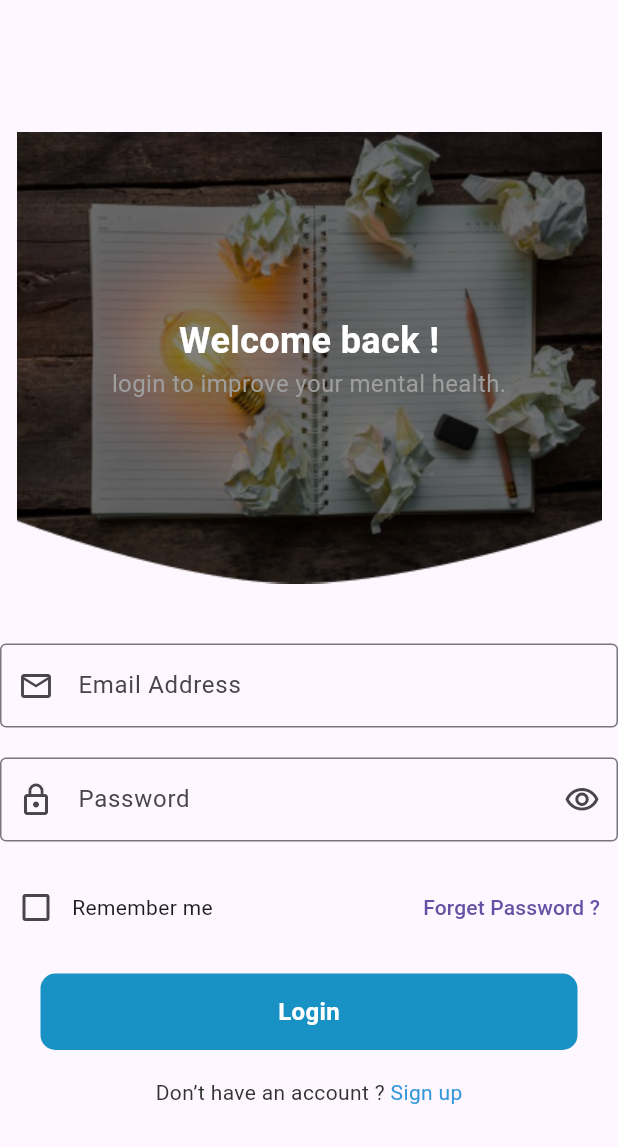
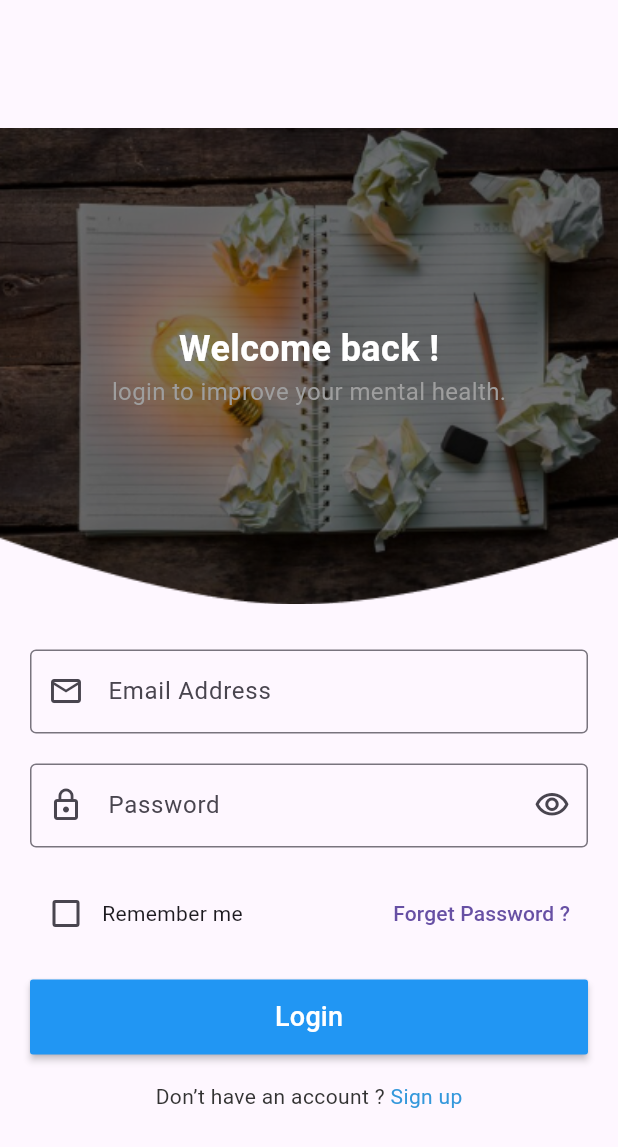
Before and after one commit to ziad-ezzat/Temp, a Flutter app: the LoginScreen screen opened directly, on a phone screen of 412 x 824 dp. Shown: the top 1147 px of the screen. Run offline on Flutter 3.47's test engine with Material 3 defaults, Android fonts, the light colour scheme and no system bars.

Commit message:
edit in onBOarding and login all work

```diff
--- /dev/null
+++ b/lib/Views/Components/login_dontHave_acc.dart
@@ -0,0 +1,46 @@
+import 'package:flutter/material.dart';
+
+Widget buildRowDonHaveAcc(BuildContext context) {
+  return const Row(
+    mainAxisAlignment: MainAxisAlignment.center,
+    children: [
+      Text.rich(
+        TextSpan(
+          children: [
+            TextSpan(
+              text: 'Don’t have an account ?',
+              style: TextStyle(
+                color: Color(0xFF333333),
+                fontSize: 14,
+                fontFamily: 'Roboto',
+                fontWeight: FontWeight.w400,
+                height: 0,
+              ),
+            ),
+            TextSpan(
+              text: ' ',
+              style: TextStyle(
+                color: Color(0xFF2196F3),
+                fontSize: 14,
+                fontFamily: 'Roboto',
+                fontWeight: FontWeight.w400,
+                height: 0,
+              ),
+            ),
+            TextSpan(
+              text: 'Sign up',
+              style: TextStyle(
+                color: Color(0xFF3498DB),
+                fontSize: 14,
+                fontFamily: 'Roboto',
+                fontWeight: FontWeight.w400,
+                height: 0,
+              ),
+            ),
+          ],
+        ),
+        textAlign: TextAlign.center,
+      ),
+    ],
+  );
+}
--- /dev/null
+++ b/lib/Views/Components/login_welcome.dart
@@ -0,0 +1,34 @@
+import 'package:flutter/material.dart';
+
+Widget buildWelcome() {
+  return const Stack(
+    alignment: Alignment.center,
+    children: [
+      Image(
+        image: AssetImage('assets/images/Login.png'),
+        width: double.infinity,
+        fit: BoxFit.cover,
+      ),
+      Column(
+        mainAxisAlignment: MainAxisAlignment.center,
+        children: [
+          Text(
+            'Welcome back !',
+            style: TextStyle(
+              fontSize: 24,
+              fontWeight: FontWeight.bold,
+              color: Colors.white,
+            ),
+          ),
+          Text(
+            'login to improve your mental health.',
+            style: TextStyle(
+              fontSize: 16,
+              color: Colors.grey,
+            ),
+          ),
+        ],
+      ),
+    ],
+  );
+}
--- /dev/null
+++ b/lib/Views/Pages/login_screen.dart
@@ -0,0 +1,145 @@
+import 'package:flutter/material.dart';
+import 'package:gr_project/Views/Components/login_formField.dart';
+
+import '../Components/login_dontHave_acc.dart';
+import '../Components/login_welcome.dart';
+
+class LoginScreen extends StatefulWidget {
+  const LoginScreen({super.key});
+
+  @override
+  State<LoginScreen> createState() => _LoginScreenState();
+}
+
+class _LoginScreenState extends State<LoginScreen> {
+
+  var emailController = TextEditingController();
+  var passwordController = TextEditingController();
+  var formKey = GlobalKey<FormState>();
+  bool isPasswordVis = true;
+
+  @override
+  Widget build(BuildContext context) {
+    return Scaffold(
+      body: Center(
+        child: SingleChildScrollView(
+          child: Form(
+            key: formKey,
+            child: Column(
+              children: [
+                buildWelcome(),
+                const SizedBox(
+                  height: 30,
+                ),
+                Padding(
+                  padding: const EdgeInsets.symmetric(horizontal: 20),
+                  child: buildFormField(
+                    controller: emailController,
+                    type: TextInputType.emailAddress,
+                    label: 'Email Address',
+                    prefix: Icons.email_outlined,
+                    onSubmit: (value) {
+                      print(value);
+                    },
+                    onChange: (value) {
+                      print(value);
+                    },
+                    validate: (String? value) {
+                      if (value!.isEmpty) {
+                        return 'Email Address must not be empty';
+                      }
+                      return null;
+                    },
+                  ),
+                ),
+                const SizedBox(
+                  height: 20,
+                ),
+                Padding(
+                  padding: const EdgeInsets.symmetric(horizontal: 20),
+                  child: buildFormField(
+                    controller: passwordController,
+                    type: TextInputType.visiblePassword,
+                    label: 'Password',
+                    prefix: Icons.lock_outline,
+                    onSubmit: (value) {
+                      print(value);
+                    },
+                    onChange: (value) {
+                      print(value);
+                    },
+                    suffix: isPasswordVis
+                        ? Icons.visibility_outlined
+                        : Icons.visibility_off_outlined,
+                    suffixPressed: () {
+                      setState(() {
+                        isPasswordVis = !isPasswordVis;
+                      });
+                    },
+                    isPassword: isPasswordVis,
+                    validate: (String? value) {
+                      if (value!.isEmpty) {
+                        return 'Password must not be empty';
+                      }
+                      return null;
+                    },
+                  ),
+                ),
+                const SizedBox(
+                  height: 20,
+                ),
+                Padding(
+                  padding: const EdgeInsets.symmetric(horizontal: 20),
+                  child: Row(
+                    children: [
+                      Checkbox(
+                        value: false,
+                        onChanged: (value) {},
+                      ),
+                      Text('Remember me'),
+                      Spacer(),
+                      TextButton(
+                        onPressed: () {},
+                        child: Text('Forget Password ?'),
+                      ),
+                    ],
+                  ),
+                ),
+                const SizedBox(
+                  height: 20,
+                ),
+                Padding(
+                  padding: const EdgeInsets.symmetric(horizontal: 20),
+                  child: Container(
+                    width: double.infinity,
+                    height: 50,
+                    child: MaterialButton(
+                      onPressed: () {
+                        if (formKey.currentState!.validate()) {
+                          print(emailController.text);
+                          print(passwordController.text);
+                        }
+                      },
+                      color: Color(0xFF2196F3),
+                      child: const Text(
+                        'Login',
+                        style: TextStyle(
+                          color: Colors.white,
+                          fontSize: 18,
+                        ),
+                      ),
+                    ),
+                  ),
+                ),
+                const SizedBox(
+                  height: 20,
+                ),
+                buildRowDonHaveAcc(context),
+              ],
+            ),
+          ),
+        ),
+      ),
+    );
+  }
+}
--- a/lib/main.dart
+++ b/lib/main.dart
@@ -1,6 +1,5 @@
 import 'package:flutter/material.dart';
-import 'package:gr_project/modules/login_screen.dart';
-import 'package:gr_project/modules/onBoarding_screen.dart';
+import 'Views/Pages/onBoarding_screen.dart';
 
 void main() {
   runApp(const MainApp());
@@ -11,7 +10,7 @@ class MainApp extends StatelessWidget {
 
   @override
   Widget build(BuildContext context) {
-    return MaterialApp(
+    return const MaterialApp(
       debugShowCheckedModeBanner: false,
       home: OnboardingScreen(),
     );
--- a/lib/modules/login_screen.dart
+++ /dev/null
@@ -1,203 +0,0 @@
-import 'package:flutter/material.dart';
-import 'package:gr_project/shared/componrnts/components.dart';
-
-class LoginScreen extends StatefulWidget {
-  @override
-  State<LoginScreen> createState() => _LoginScreenState();
-}
-
-class _LoginScreenState extends State<LoginScreen> {
-  var emailController = TextEditingController();
-
-  var passwordController = TextEditingController();
-
-  var formKey = GlobalKey<FormState>();
-
-  bool isPasswordVis = true;
-
-  @override
-  Widget build(BuildContext context) {
-    return Scaffold(
-        body: Center(
-      child: SingleChildScrollView(
-        child: Form(
-          key: formKey,
-          child: Column(
-            children: [
-              Stack(
-                alignment: Alignment.center,
-                children: [
-                  const Image(
-                    image: AssetImage('assets/images/Login.png'),
-                  ),
-                  const Column(
-                    mainAxisAlignment: MainAxisAlignment.center,
-                    children: [
-                      Text(
-                        'Welcome back !',
-                        style: TextStyle(
-                            fontSize: 24,
-                            fontWeight: FontWeight.bold,
-                            color: Colors.white),
-                      ),
-                      Text(
-                        'login to improve your mental health.',
-                        style: TextStyle(fontSize: 16, color: Colors.grey),
-                      ),
-                    ],
-                  ),
-                ],
-              ),
-              const SizedBox(
-                height: 40,
-              ),
-              defaultFormField(
-                controller: emailController,
-                type: TextInputType.emailAddress,
-                label: 'Email Address',
-                prefix: Icons.email_outlined,
-                onSubmit: (value) {
-                  print(value);
-                },
-                onChange: (value) {
-                  print(value);
-                },
-                validate: (String? value) {
-                  if (value!.isEmpty) {
-                    return 'Email Address must not be empty';
-                  }
-                  return null;
-                },
-              ),
-              const SizedBox(
-                height: 20,
-              ),
-              defaultFormField(
-                controller: passwordController,
-                type: TextInputType.visiblePassword,
-                label: 'Password',
-                prefix: Icons.lock_outline,
-                onSubmit: (value) {
-                  print(value);
-                },
-                onChange: (value) {
-                  print(value);
-                },
-                suffix: isPasswordVis
-                    ? Icons.visibility_outlined
-                    : Icons.visibility_off_outlined,
-                suffixPressed: () {
-                  setState(() {
-                    isPasswordVis = !isPasswordVis;
-                  });
-                },
-                isPassword: isPasswordVis,
-                validate: (String? value) {
-                  if (value!.isEmpty) {
-                    return 'Password must not be empty';
-                  }
-                  return null;
-                },
-              ),
-              const SizedBox(
-                height: 20,
-              ),
-              Row(
-                children: [
-                  Checkbox(
-                    value: false,
-                    onChanged: (value) {},
-                  ),
-                  const Text('Remember me'),
-                  const Spacer(),
-                  TextButton(
-                    onPressed: () {},
-                    child: const Text('Forget Password ?'),
-                  ),
-                ],
-              ),
-              const SizedBox(
-                height: 20,
-              ),
-              Container(
-                width: 358,
-                height: 51,
-                padding:
-                    const EdgeInsets.symmetric(horizontal: 24, vertical: 16),
-                clipBehavior: Clip.antiAlias,
-                decoration: ShapeDecoration(
-                  color: Color(0xFF1891C4),
-                  shape: RoundedRectangleBorder(
-                    borderRadius: BorderRadius.circular(10),
-                  ),
-                ),
-                child: Row(
-                  mainAxisSize: MainAxisSize.min,
-                  mainAxisAlignment: MainAxisAlignment.center,
-                  crossAxisAlignment: CrossAxisAlignment.center,
-                  children: [
-                    Text(
-                      'Login',
-                      style: TextStyle(
-                        color: Colors.white,
-                        fontSize: 16,
-                        fontFamily: 'Roboto',
-                        fontWeight: FontWeight.w600,
-                        height: 0,
-                      ),
-                    ),
-                  ],
-                ),
-              ),
-              const SizedBox(
-                height: 20,
-              ),
-              Row(
-                mainAxisAlignment: MainAxisAlignment.center,
-                children: [
-                  Text.rich(
-                    TextSpan(
-                      children: [
-                        TextSpan(
-                          text: 'Don’t have an account ?',
-                          style: TextStyle(
-                            color: Color(0xFF333333),
-                            fontSize: 14,
-                            fontFamily: 'Roboto',
-                            fontWeight: FontWeight.w400,
-                            height: 0,
-                          ),
-                        ),
-                        TextSpan(
-                          text: ' ',
-                          style: TextStyle(
-                            color: Color(0xFF2196F3),
-                            fontSize: 14,
-                            fontFamily: 'Roboto',
-                            fontWeight: FontWeight.w400,
-                            height: 0,
-                          ),
-                        ),
-                        TextSpan(
-                          text: 'Sign up',
-                          style: TextStyle(
-                            color: Color(0xFF3498DB),
-                            fontSize: 14,
-                            fontFamily: 'Roboto',
-                            fontWeight: FontWeight.w400,
-                            height: 0,
-                          ),
-                        ),
-                      ],
-                    ),
-                    textAlign: TextAlign.center,
-                  )
-                ],
-              ),
-            ],
-          ),
-        ),
-      ),
-    ));
-  }
-}
```
Also changed, not shown: lib/Views/Components/login_formField.dart (renamed from lib/shared/componrnts/components.dart, +1 -24 lines), lib/Views/Components/onBoarding_back_btn.dart (added, +15 -0 lines), lib/Views/Components/onBoarding_continue_btn.dart (added, +32 -0 lines), lib/Views/Components/onBoarding_skip_btn.dart (added, +17 -0 lines), lib/Views/Pages/onBoarding_screen.dart (renamed from lib/modules/onBoarding_screen.dart, +23 -45 lines), lib/constants.dart (added, +17 -0 lines).
